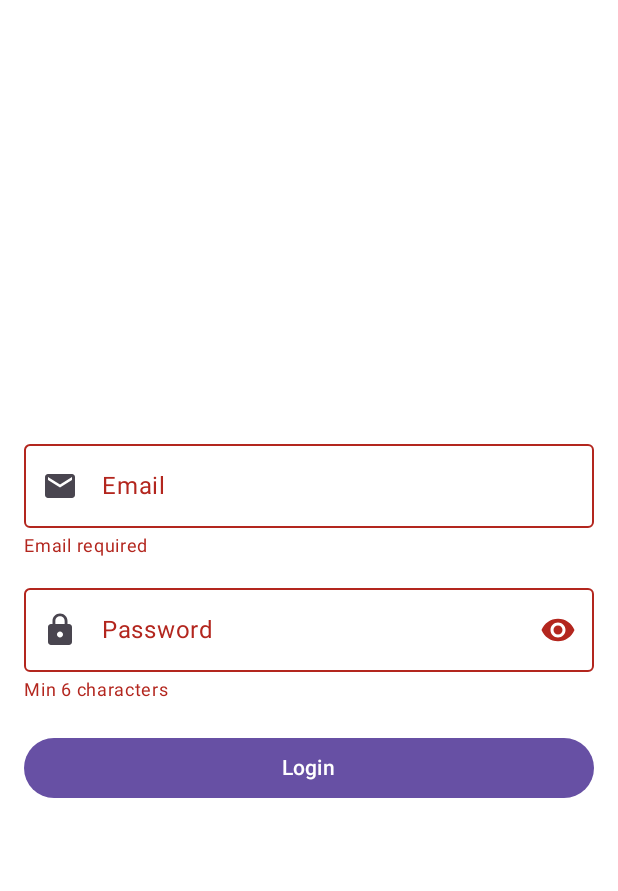
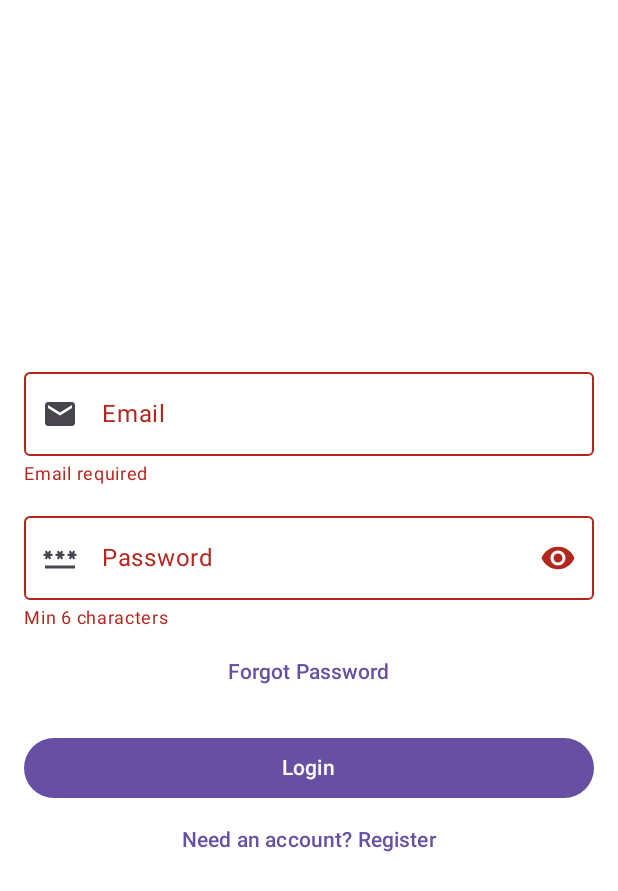
Before and after one commit to Ikhsannurhakiki/firebaseApp, an Android app built with Jetpack Compose: the @Preview function CustomTextFieldPreview, on a phone screen of 412 x 824 dp. Shown: the top 891 px of the screen. Run offline under Robolectric (Android 15) with nearby library versions, the phone set to English and light mode, and no system bars.

Commit message:
add register and login screen

```diff
--- a/app/src/main/java/com/example/firebaseapp/MainActivity.kt
+++ b/app/src/main/java/com/example/firebaseapp/MainActivity.kt
@@ -31,73 +31,43 @@ import androidx.compose.ui.Modifier
 import androidx.compose.ui.tooling.preview.Preview
 import androidx.compose.ui.tooling.preview.PreviewParameter
 import androidx.compose.ui.unit.dp
+import androidx.lifecycle.viewmodel.compose.viewModel
+import androidx.navigation.NavGraph
+import androidx.navigation.NavHostController
+import androidx.navigation.compose.NavHost
+import androidx.navigation.compose.composable
+import androidx.navigation.compose.rememberNavController
+import com.example.firebaseapp.navigation.Screen
+import com.example.firebaseapp.screen.LoginScreen
+import com.example.firebaseapp.screen.RegisterScreen
 import com.example.firebaseapp.ui.theme.FirebaseAppTheme
 import com.example.firebaseapp.widget.CustomTextField
 
+@Composable
+fun NavGraph(navController: NavHostController) {
+    val authViewModel: AuthViewModel = viewModel()
+    NavHost(
+        navController = navController,
+        startDestination = Screen.Login.route
+    ) {
+        composable(Screen.Login.route) {
+            LoginScreen(authViewModel, navController)
+        }
+        composable(Screen.Register.route) {
+            RegisterScreen(authViewModel, navController)
+        }
+    }
+}
+
 class MainActivity : ComponentActivity() {
-    @SuppressLint("UnusedMaterial3ScaffoldPaddingParameter")
     override fun onCreate(savedInstanceState: Bundle?) {
         super.onCreate(savedInstanceState)
         enableEdgeToEdge()
         setContent {
-            FirebaseAppTheme {
-                Scaffold(modifier = Modifier.fillMaxSize()) {
-                    LoginScreen(AuthViewModel())
-                }
+            setContent {
+                val navController = rememberNavController()
+                NavGraph(navController)
             }
         }
     }
 }
-
-@Composable
-fun LoginScreen(viewModel: AuthViewModel) {
-    val state by viewModel.uiState.collectAsState()
-
-    Column(
-        modifier = Modifier.fillMaxSize().padding(16.dp),
-        verticalArrangement = Arrangement.Center,
-        horizontalAlignment = Alignment.CenterHorizontally
-    ) {
-        CustomTextField(
-            value = state.email,
-            onValueChange = { viewModel.onEmailChange(it) },
-            label = "Email",
-            leadingIcon = Icons.Default.Email,
-            errorMessage = if (state.email.isEmpty()) "Email required" else null
-        )
-
-        Spacer(modifier = Modifier.height(8.dp))
-
-        CustomTextField(
-            value = state.password,
-            onValueChange = { viewModel.onPasswordChange(it) },
-            label = "Password",
-            isPassword = true,
-            leadingIcon = Icons.Default.Lock,
-            errorMessage = if (state.password.length < 6) "Min 6 characters" else null
-        )
-
-        Spacer(modifier = Modifier.height(16.dp))
-
-        Button(
-            onClick = { viewModel.login() },
-            modifier = Modifier.fillMaxWidth(),
-            enabled = !state.isLoading
-        ) {
-            if (state.isLoading) {
-                CircularProgressIndicator(modifier = Modifier.size(20.dp))
-            } else {
-                Text("Login")
-            }
-        }
-    }
-
-}
-
-@Preview(showBackground = true)
-@Composable
-fun CustomTextFieldPreview() {
-    MaterialTheme {
-        LoginScreen(AuthViewModel())
-    }
-}
--- /dev/null
+++ b/app/src/main/java/com/example/firebaseapp/screen/LoginScreen.kt
@@ -0,0 +1,104 @@
+package com.example.firebaseapp.screen
+
+import AuthViewModel
+import androidx.compose.foundation.layout.Arrangement
+import androidx.compose.foundation.layout.Column
+import androidx.compose.foundation.layout.Spacer
+import androidx.compose.foundation.layout.fillMaxSize
+import androidx.compose.foundation.layout.fillMaxWidth
+import androidx.compose.foundation.layout.height
+import androidx.compose.foundation.layout.padding
+import androidx.compose.foundation.layout.size
+import androidx.compose.material.icons.Icons
+import androidx.compose.material.icons.filled.Email
+import androidx.compose.material.icons.filled.Password
+import androidx.compose.material3.Button
+import androidx.compose.material3.CircularProgressIndicator
+import androidx.compose.material3.MaterialTheme
+import androidx.compose.material3.Text
+import androidx.compose.material3.TextButton
+import androidx.compose.runtime.Composable
+import androidx.compose.runtime.collectAsState
+import androidx.compose.runtime.getValue
+import androidx.compose.ui.Alignment
+import androidx.compose.ui.Modifier
+import androidx.compose.ui.tooling.preview.Preview
+import androidx.compose.ui.unit.dp
+import androidx.navigation.NavHostController
+import androidx.navigation.compose.rememberNavController
+import com.example.firebaseapp.navigation.Screen
+import com.example.firebaseapp.widget.CustomTextField
+
+@Composable
+fun LoginScreen(viewModel: AuthViewModel, navController: NavHostController) {
+    val state by viewModel.uiState.collectAsState()
+
+    Column(
+        modifier = Modifier.fillMaxSize().padding(16.dp),
+        verticalArrangement = Arrangement.Center,
+        horizontalAlignment = Alignment.CenterHorizontally
+    ) {
+        CustomTextField(
+            value = state.email,
+            onValueChange = { viewModel.onEmailChange(it) },
+            label = "Email",
+            isPassword = false,
+            errorMessage = if (state.email.isEmpty()) "Email required" else null,
+            leadingIcon = Icons.Default.Email,
+            modifier = Modifier
+        )
+
+        Spacer(modifier = Modifier.height(8.dp))
+
+        CustomTextField(
+            value = state.password,
+            onValueChange = { viewModel.onPasswordChange(it) },
+            label = "Password",
+            isPassword = true,
+            errorMessage = if (state.password.length < 6) "Min 6 characters" else null,
+            leadingIcon = Icons.Default.Password,
+            modifier = Modifier
+        )
+
+
+
+        TextButton(
+            onClick = { viewModel.onForgotPasswordClicked() },
+            modifier = Modifier.fillMaxWidth(),
+            enabled = true) {
+            Text("Forgot Password");
+        }
+
+        Spacer(modifier = Modifier.height(16.dp))
+
+        Button(
+            onClick = { viewModel.login() },
+            modifier = Modifier.fillMaxWidth(),
+            enabled = !state.isLoading
+        ) {
+            if (state.isLoading) {
+                CircularProgressIndicator(modifier = Modifier.size(20.dp))
+            } else {
+                Text("Login")
+            }
+        }
+
+        TextButton(
+            onClick = { navController.navigate(Screen.Register.route) },
+            modifier = Modifier.fillMaxWidth(),
+            enabled = true) {
+            Text("Need an account? Register");
+        }
+    }
+
+}
+
+@Preview(showBackground = true)
+@Composable
+fun CustomTextFieldPreview() {
+    val fakeNavController = rememberNavController()
+    val fakeViewModel = AuthViewModel()
+    MaterialTheme {
+        LoginScreen(fakeViewModel, fakeNavController)
+    }
+}
```
Also changed, not shown: app/src/main/java/com/example/firebaseapp/navigation/Screen.kt (added, +7 -0 lines), app/src/main/java/com/example/firebaseapp/screen/RegisterScreen.kt (added, +101 -0 lines), app/src/main/java/com/example/firebaseapp/viewmodel/AuthVIewModel.kt (+22 -0 lines), app/src/main/java/com/example/firebaseapp/widget/CustomTextField.kt (renamed from app/src/main/java/com/example/firebaseapp/widget/customTextField.kt).
